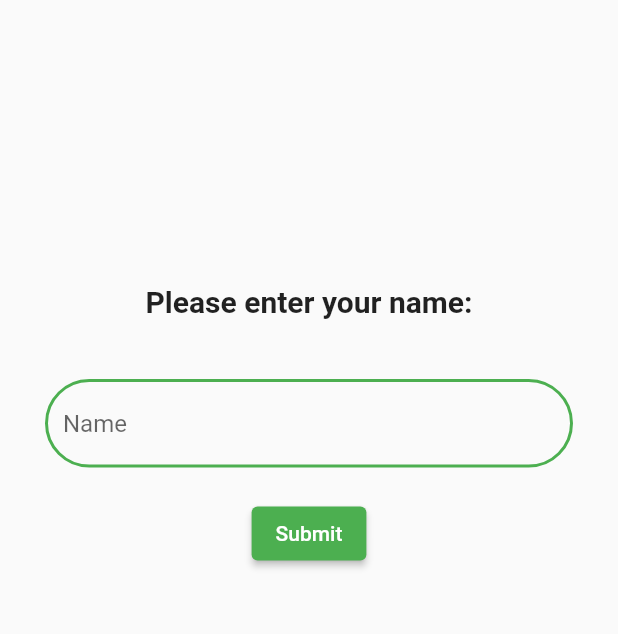
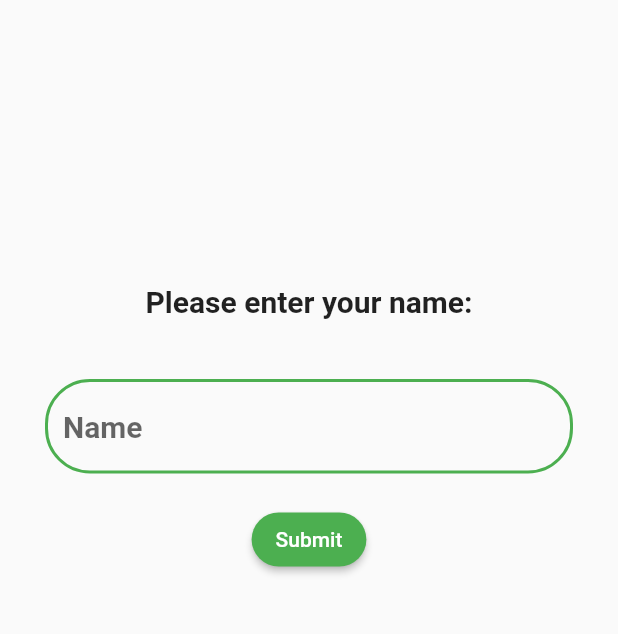
Before and after one commit to studAlexP/QuizIT_Flutter, a Flutter app: the screen it shows after launch, on a phone screen of 412 x 824 dp, the part 149-783 px from its top. Run offline on Flutter 3.47's test engine with Material 2 defaults, Android fonts, the phone set to English and light mode, and no system bars; our stand-ins replace flutter_dotenv.

```diff
--- a/lib/main.dart
+++ b/lib/main.dart
@@ -17,15 +17,71 @@ class MyApp extends StatelessWidget {
       title: 'Flutter Demo',
       theme: ThemeData(
         primarySwatch: Colors.green,
+
+        elevatedButtonTheme: ElevatedButtonThemeData(
+          style: ElevatedButton.styleFrom(
+            shape: RoundedRectangleBorder(
+              borderRadius: BorderRadius.circular(30)
+            )
+          )
+        ),
+
         inputDecorationTheme: InputDecorationTheme(
           border: OutlineInputBorder(
+            borderSide: const BorderSide(color: Colors.green, width: 2),
             borderRadius: BorderRadius.circular(30)
           ),
-          enabledBorder:  OutlineInputBorder(
-            borderSide: const BorderSide(color: Colors.green, width: 2.0),
+
+          enabledBorder: OutlineInputBorder(
+            borderSide: const BorderSide(color: Colors.green, width: 2),
+            borderRadius: BorderRadius.circular(30)
+          ),
+
+          focusedBorder: OutlineInputBorder(
+            borderSide: const BorderSide(color: Colors.green, width: 4),
             borderRadius: BorderRadius.circular(30)
           )
+        ),
+
+        outlinedButtonTheme: OutlinedButtonThemeData(
+          style: OutlinedButton.styleFrom(
+            shape: RoundedRectangleBorder(
+              borderRadius: BorderRadius.circular(30)
+            ),
+            side: const BorderSide(color: Colors.green, width: 2)
+          )
+        ),
+
+        textTheme: const TextTheme(
+          titleLarge: TextStyle(fontSize: 25, fontWeight: FontWeight.bold),
+          titleMedium: TextStyle(fontSize: 20, fontWeight: FontWeight.bold),
+          titleSmall: TextStyle(fontSize: 15, fontWeight: FontWeight.bold),
+          displayLarge: TextStyle(fontSize: 25, color: Colors.black),
+          displayMedium: TextStyle(fontSize: 20, color: Colors.black),
+          displaySmall: TextStyle(fontSize: 15, color: Colors.black)
+        ),
+
+        cardTheme: CardTheme(
+          elevation: 10,
+          shape: RoundedRectangleBorder(borderRadius: BorderRadius.circular(30),
+          side: const BorderSide(color: Colors.green, width: 3)),
+        ),
+
+        appBarTheme: const AppBarTheme(
+          elevation: 3,
+          titleTextStyle: TextStyle(fontSize: 20, fontWeight: FontWeight.normal)
+        ),
+
+        toggleButtonsTheme: ToggleButtonsThemeData(
+          constraints: const BoxConstraints(
+            minWidth: 350,
+            minHeight: 60,
+            //maxHeight: 60,
+            maxWidth: 350
+          ),
+          borderRadius: BorderRadius.circular(30)
         )
+
       ),
       darkTheme: ThemeData.dark().copyWith(
         colorScheme: ColorScheme.fromSwatch(
```
